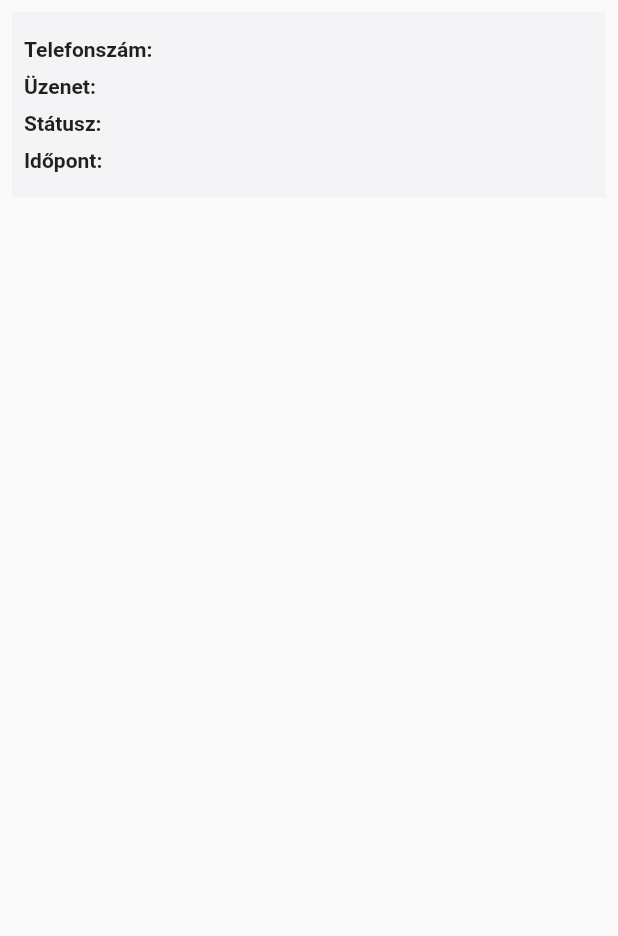
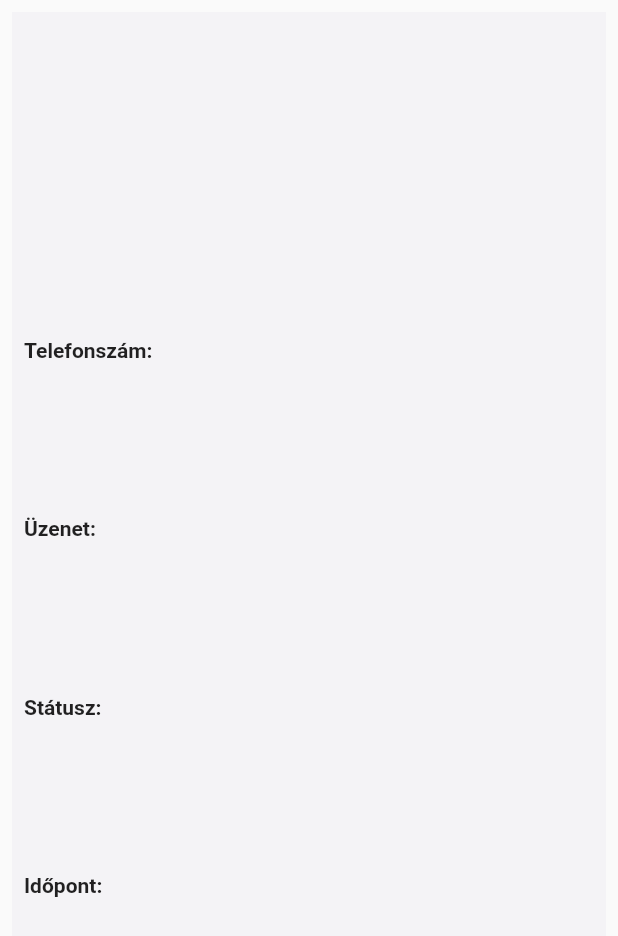
Before and after one commit to BorsokaTheCat/depo_sms, a Flutter app: the SmsBubble widget shown alone on an empty page, opened directly with empty values, on a phone screen of 412 x 824 dp. Shown: the top 936 px of the screen. Run offline on Flutter 3.47's test engine with Material 2 defaults, Android fonts, the phone set to English and light mode, and no system bars; our stand-ins replace permission_handler, sqflite; missing offline and left inert: flutter_document_picker, telephony; accounts and stored records are empty.

Commit message:
text overload fix

```diff
--- a/lib/screens/components/sms_bubble.dart
+++ b/lib/screens/components/sms_bubble.dart
@@ -21,17 +21,18 @@ class SmsBubble extends StatelessWidget {
       padding: const EdgeInsets.all(8.0),
       child: Container(
         width: size.width,
-        height: size.height*0.15,
         color: sms.feedback=="Nem elküldött sms."?darkPurple:lightPurple,
         child: Padding(
           padding: const EdgeInsets.all(8.0),
           child: Column(
             mainAxisAlignment: MainAxisAlignment.spaceEvenly,
             children: [
+              SizedBox(height: size.height*0.005,),
               _smsDetailRow("Telefonszám:  ", sms.number.toString()),
               _smsDetailRow("Üzenet:             ", sms.message.toString()),
               _smsDetailRow("Státusz:            ", sms.feedback.toString()),
               _smsDetailRow("Időpont:            ", sms.time.toString()),
+              SizedBox(height: size.height*0.005,),
             ],
           ),
         )
```
